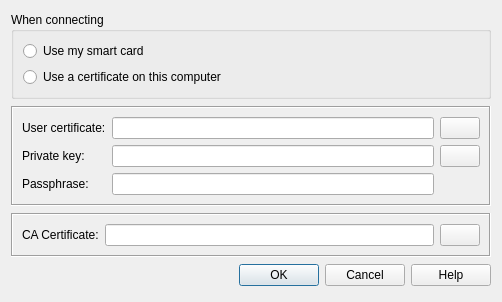
This is src/dialogs/EapSettingsDialog.ui in wejaeger/l2tp-ipsec-vpn as Qt 5 draws it before an edit. The edited form follows.
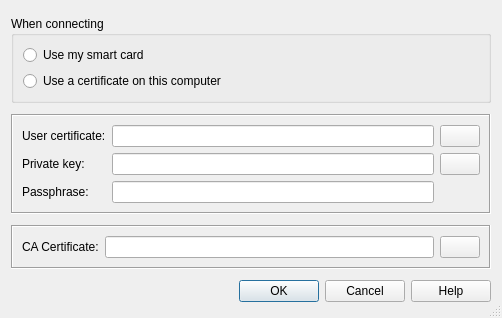
This is the edited form. Icons and pictures are not drawn.

Patch:
```diff
--- a/src/dialogs/EapSettingsDialog.ui
+++ b/src/dialogs/EapSettingsDialog.ui
@@ -7,7 +7,7 @@
     <x>0</x>
     <y>0</y>
     <width>502</width>
-    <height>302</height>
+    <height>318</height>
    </rect>
   </property>
   <property name="windowTitle">
@@ -17,6 +17,9 @@
    <iconset resource="../../resources/L2tpIPsecVpn.qrc">
     <normaloff>:/images/configure.png</normaloff>:/images/configure.png</iconset>
   </property>
+  <property name="sizeGripEnabled">
+   <bool>true</bool>
+  </property>
   <layout class="QVBoxLayout" name="m_pDialogLayout">
    <item>
     <widget class="QGroupBox" name="m_pConnectingGroupBox">
```
